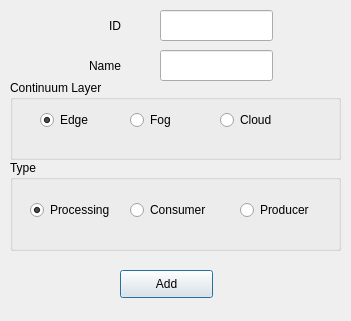
Qt form ui/add_step.ui (d-benvenuti/xes-refmodel-pipeline-generator) before a commit.
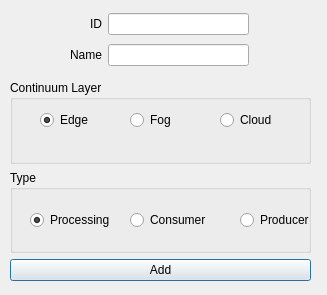
The same form after that commit.

Commit message: Started improving UI with layouts and fixed a bug happening while closing the dialog window to delete or link objects.

Diff of the .ui file:
```diff
--- a/ui/add_step.ui
+++ b/ui/add_step.ui
@@ -6,8 +6,8 @@
    <rect>
     <x>0</x>
     <y>0</y>
-    <width>351</width>
-    <height>321</height>
+    <width>327</width>
+    <height>295</height>
    </rect>
   </property>
   <property name="windowTitle">
@@ -17,60 +17,6 @@
    <property name="layoutDirection">
     <enum>Qt::LeftToRight</enum>
    </property>
-   <widget class="QLabel" name="label_name">
-    <property name="geometry">
-     <rect>
-      <x>0</x>
-      <y>50</y>
-      <width>121</width>
-      <height>31</height>
-     </rect>
-    </property>
-    <property name="text">
-     <string>Name</string>
-    </property>
-    <property name="alignment">
-     <set>Qt::AlignRight|Qt::AlignTrailing|Qt::AlignVCenter</set>
-    </property>
-   </widget>
-   <widget class="QLabel" name="label_id">
-    <property name="geometry">
-     <rect>
-      <x>0</x>
-      <y>10</y>
-      <width>121</width>
-      <height>31</height>
-     </rect>
-    </property>
-    <property name="layoutDirection">
-     <enum>Qt::RightToLeft</enum>
-    </property>
-    <property name="text">
-     <string>ID</string>
-    </property>
-    <property name="alignment">
-     <set>Qt::AlignRight|Qt::AlignTrailing|Qt::AlignVCenter</set>
-    </property>
-   </widget>
-   <widget class="QPushButton" name="add_button">
-    <property name="geometry">
-     <rect>
-      <x>120</x>
-      <y>270</y>
-      <width>93</width>
-      <height>28</height>
-     </rect>
-    </property>
-    <property name="text">
-     <string>Add</string>
-    </property>
-    <property name="autoDefault">
-     <bool>true</bool>
-    </property>
-    <property name="default">
-     <bool>true</bool>
-    </property>
-   </widget>
    <widget class="QPushButton" name="add_button_2">
     <property name="geometry">
      <rect>
@@ -84,15 +30,59 @@
      <string>Add</string>
     </property>
    </widget>
-   <widget class="QGroupBox" name="groupBoxContinuumLayer">
+   <widget class="QWidget" name="">
+    <property name="geometry">
+     <rect>
+      <x>70</x>
+      <y>10</y>
+      <width>179</width>
+      <height>61</height>
+     </rect>
+    </property>
+    <layout class="QGridLayout" name="gridLayout">
+     <item row="0" column="0">
+      <widget class="QLabel" name="label_id">
+       <property name="layoutDirection">
+        <enum>Qt::RightToLeft</enum>
+       </property>
+       <property name="text">
+        <string>ID</string>
+       </property>
+       <property name="alignment">
+        <set>Qt::AlignRight|Qt::AlignTrailing|Qt::AlignVCenter</set>
+       </property>
+      </widget>
+     </item>
+     <item row="0" column="1">
+      <widget class="QLineEdit" name="lineEdit_id"/>
+     </item>
+     <item row="1" column="0">
+      <widget class="QLabel" name="label_name">
+       <property name="text">
+        <string>Name</string>
+       </property>
+       <property name="alignment">
+        <set>Qt::AlignRight|Qt::AlignTrailing|Qt::AlignVCenter</set>
+       </property>
+      </widget>
+     </item>
+     <item row="1" column="1">
+      <widget class="QLineEdit" name="lineEdit_name"/>
+     </item>
+    </layout>
+   </widget>
+   <widget class="QWidget" name="">
     <property name="geometry">
      <rect>
       <x>10</x>
       <y>80</y>
-      <width>331</width>
-      <height>80</height>
+      <width>301</width>
+      <height>201</height>
      </rect>
     </property>
+    <layout class="QVBoxLayout" name="verticalLayout">
+     <item>
+      <widget class="QGroupBox" name="groupBoxContinuumLayer">
     <property name="title">
      <string>Continuum Layer</string>
     </property>
@@ -157,15 +147,9 @@
      </property>
     </widget>
    </widget>
+     </item>
+     <item>
    <widget class="QGroupBox" name="groupBoxType">
-    <property name="geometry">
-     <rect>
-      <x>10</x>
-      <y>160</y>
-      <width>331</width>
-      <height>91</height>
-     </rect>
-    </property>
     <property name="title">
      <string>Type</string>
     </property>
@@ -221,25 +205,21 @@
      </property>
     </widget>
    </widget>
-   <widget class="QLineEdit" name="lineEdit_id">
-    <property name="geometry">
-     <rect>
-      <x>160</x>
-      <y>10</y>
-      <width>113</width>
-      <height>31</height>
-     </rect>
-    </property>
-   </widget>
-   <widget class="QLineEdit" name="lineEdit_name">
-    <property name="geometry">
-     <rect>
-      <x>160</x>
-      <y>50</y>
-      <width>113</width>
-      <height>31</height>
-     </rect>
-    </property>
+     </item>
+     <item>
+      <widget class="QPushButton" name="add_button">
+       <property name="text">
+        <string>Add</string>
+       </property>
+       <property name="autoDefault">
+        <bool>true</bool>
+       </property>
+       <property name="default">
+        <bool>true</bool>
+       </property>
+      </widget>
+     </item>
+    </layout>
    </widget>
    <zorder>groupBoxType</zorder>
    <zorder>groupBoxContinuumLayer</zorder>
```
Lines whose indentation alone changed are shown as unchanged. The commit also changes 18 other files.
